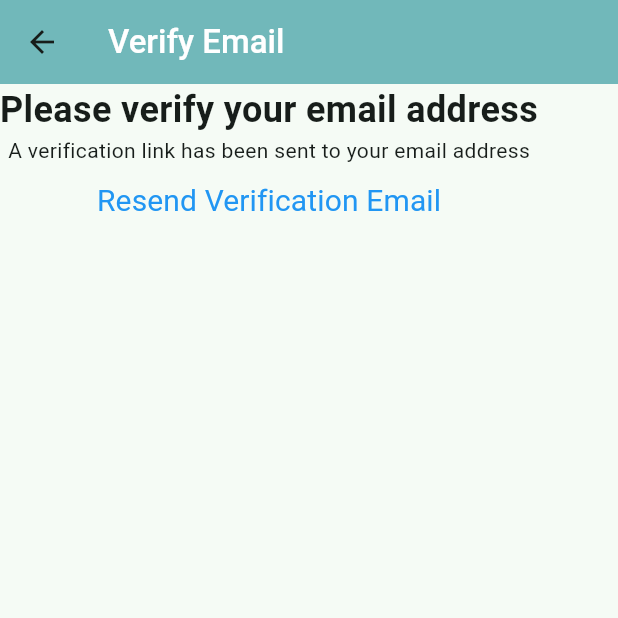
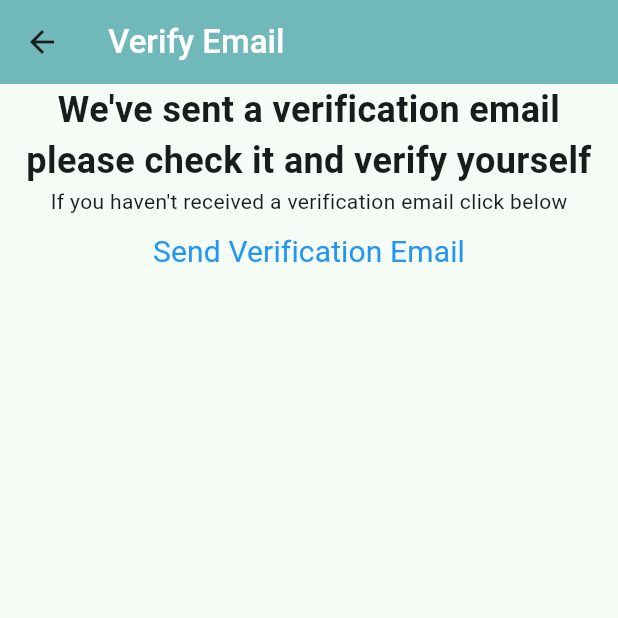
Before and after one commit to Omkar-t06/My_MCMS_App, a Flutter app: the VerifyEmail screen opened by its route, on a phone screen of 412 x 824 dp, the top half of it. Run offline on Flutter 3.47's test engine with Material 3 defaults, Android fonts, the phone set to English and light mode, and no system bars; our stand-ins replace firebase_auth, firebase_core; accounts and stored records are empty; network calls fail.

Commit message:
Minor Fixes

```diff
--- /dev/null
+++ b/lib/constants/enums.dart
@@ -0,0 +1 @@
+enum RegistrationOptions { email, phoneNo }
--- a/lib/views/verify_email.dart
+++ b/lib/views/verify_email.dart
@@ -20,15 +20,20 @@ class _VerifyEmailState extends State<VerifyEmail> {
       body: Column(
         crossAxisAlignment: CrossAxisAlignment.center,
         children: [
-          const TitleText(data: "Please verify your email address"),
-          const Text("A verification link has been sent to your email address"),
+          const TitleText(
+            data:
+                "We've sent a verification email please check it and verify yourself",
+          ),
+          const Text(
+            "If you haven't received a verification email click below",
+          ),
           TextButton(
             onPressed: () async {
               final user = FirebaseAuth.instance.currentUser;
               await user?.sendEmailVerification();
             },
             child: const Text(
-              "Resend Verification Email",
+              "Send Verification Email",
               style: buttonTextStyle,
             ),
           ),
```
Also changed, not shown: lib/main.dart (+2 -5 lines), lib/utils/message_widget/loader.dart (added, +14 -0 lines), lib/views/login_view.dart (+12 -4 lines), lib/views/registration_view.dart (+30 -16 lines).
